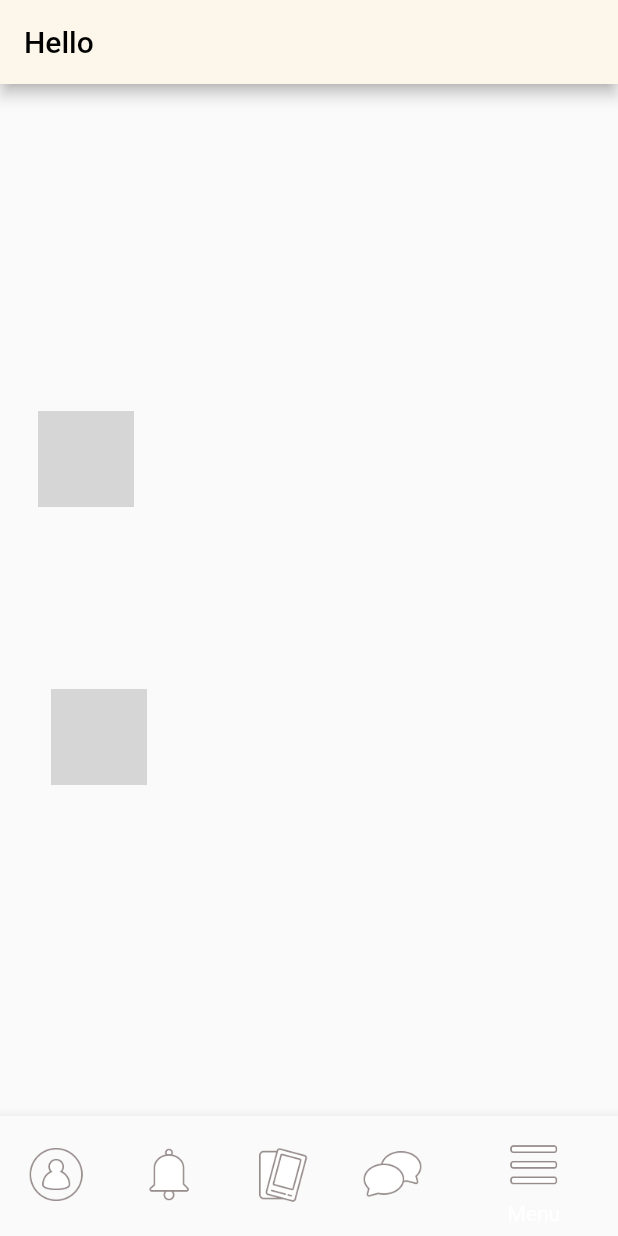
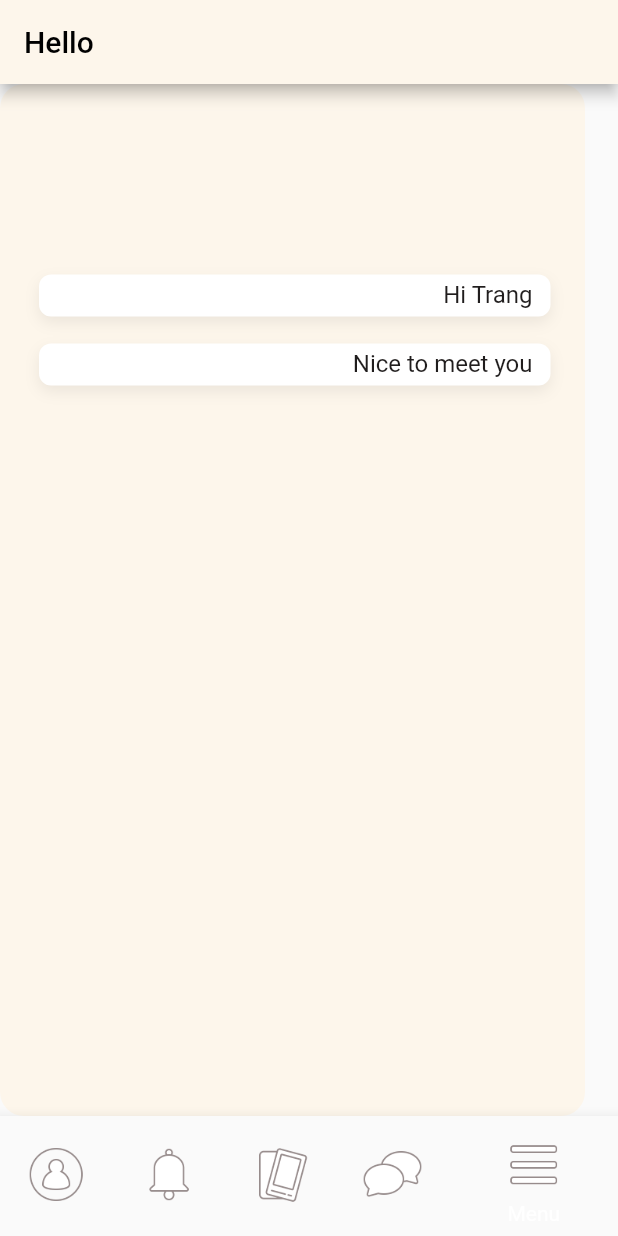
Before and after one commit to PhatDinh/Recontre-App, a Flutter app: the screen it shows after launch, item 5 of the bottom bar chosen, on a phone screen of 412 x 824 dp. Run offline on Flutter 3.47's test engine with Material 2 defaults, Android fonts, the phone set to English and light mode, and no system bars; drawn by our look-alikes of carousel_slider; grey boxes are pictures that could not be loaded.

Commit message:
messageDetails_screen (WIP)

```diff
--- /dev/null
+++ b/lib/screens/messageDetails_screen.dart
@@ -0,0 +1,404 @@
+import 'package:flutter/material.dart';
+
+class ChatBubble extends StatelessWidget {
+  final bool isText; //true = text; false = image;
+  final bool isSender; //true = sender; false = receiver;
+  final String? textContent;
+  final String? imagePath;
+
+  const ChatBubble(
+      {Key? key,
+      required this.isText,
+      required this.isSender,
+      this.textContent,
+      this.imagePath})
+      : super(key: key);
+
+  @override
+  Widget build(BuildContext context) {
+    return Container(
+      alignment: isSender ? Alignment.centerRight : Alignment.centerLeft,
+      decoration: const BoxDecoration(
+        borderRadius: BorderRadius.only(
+          topLeft: Radius.circular(8),
+          topRight: Radius.circular(8),
+          bottomLeft: Radius.circular(8),
+          bottomRight: Radius.circular(8),
+        ),
+        boxShadow: [
+          BoxShadow(
+              color: Color.fromRGBO(33, 28, 28, 0.07999999821186066),
+              offset: Offset(0, 4),
+              blurRadius: 8)
+        ],
+        color: Color.fromRGBO(255, 255, 255, 1),
+      ),
+      padding: const EdgeInsets.symmetric(horizontal: 12, vertical: 6),
+      child: Text(
+        textContent!,
+        textAlign: TextAlign.right,
+        style: const TextStyle(
+            color: Color.fromRGBO(32, 29, 29, 1),
+            fontFamily: 'Roboto',
+            fontSize: 16,
+            letterSpacing: 0,
+            fontWeight: FontWeight.normal,
+            height: 1),
+      ),
+    );
+  }
+}
+
+class MessagedetailsWidget extends StatefulWidget {
+  @override
+  _MessagedetailsWidgetState createState() => _MessagedetailsWidgetState();
+}
+
+class _MessagedetailsWidgetState extends State<MessagedetailsWidget> {
+  @override
+  Widget build(BuildContext context) {
+    return Container(
+        width: 390,
+        height: 844,
+        decoration: BoxDecoration(
+          borderRadius: BorderRadius.only(
+            topLeft: Radius.circular(16),
+            topRight: Radius.circular(16),
+            bottomLeft: Radius.circular(16),
+            bottomRight: Radius.circular(16),
+          ),
+          color: Color.fromRGBO(253, 246, 235, 1),
+        ),
+        child: Stack(children: <Widget>[
+          Positioned(
+            top: 125,
+            left: 24,
+            child: Container(
+                width: 345,
+                height: 500,
+                decoration: const BoxDecoration(
+                  color: Colors.transparent,
+                ),
+                padding: const EdgeInsets.symmetric(horizontal: 2, vertical: 2),
+                child: ListView(
+                    scrollDirection: Axis.vertical,
+                    children: const <Widget>[
+                      ChatBubble(
+                        isText: true,
+                        isSender: true,
+                        textContent: 'Hi Trang',
+                      ),
+                      SizedBox(height: 18),
+                      ChatBubble(
+                        isText: true,
+                        isSender: true,
+                        textContent: 'Nice to meet you',
+                      ),
+                    ])),
+          ),
+
+          /*Positioned(
+              top: 321,
+              left: 70,
+              child: Container(
+                  width: 211,
+                  height: 176,
+                  decoration: BoxDecoration(
+                    borderRadius: BorderRadius.only(
+                      topLeft: Radius.circular(8),
+                      topRight: Radius.circular(8),
+                      bottomLeft: Radius.circular(8),
+                      bottomRight: Radius.circular(8),
+                    ),
+                    image: DecorationImage(
+                        image: AssetImage('assets/images/Chatimage.png'),
+                        fit: BoxFit.fitWidth),
+                  ))),
+
+          Positioned(
+              top: 461,
+              left: 24,
+              child: Container(
+                  width: 36,
+                  height: 36,
+                  decoration: BoxDecoration(
+                    image: DecorationImage(
+                        image: AssetImage('assets/avatar/Male1.jpg'),
+                        fit: BoxFit.fitWidth),
+                    borderRadius: BorderRadius.all(Radius.elliptical(36, 36)),
+                  ))),
+
+          //Positioned(top: 756, left: 0, child: null),
+
+          /*
+          Positioned(
+              top: 33,
+              left: 0,
+              child: Container(
+                decoration: BoxDecoration(
+                  borderRadius: BorderRadius.only(
+                    topLeft: Radius.circular(0),
+                    topRight: Radius.circular(0),
+                    bottomLeft: Radius.circular(8),
+                    bottomRight: Radius.circular(8),
+                  ),
+                  boxShadow: [
+                    BoxShadow(
+                        color: Color.fromRGBO(48, 41, 41, 0.07999999821186066),
+                        offset: Offset(0, 4),
+                        blurRadius: 8)
+                  ],
+                  color: Color.fromRGBO(255, 255, 255, 1),
+                ),
+                padding: EdgeInsets.symmetric(horizontal: 18, vertical: 8),
+                child: Row(
+                  mainAxisSize: MainAxisSize.min,
+                  children: <Widget>[
+                    Container(
+                      decoration: BoxDecoration(
+                        color: Color.fromRGBO(255, 255, 255, 1),
+                      ),
+                      padding: EdgeInsets.symmetric(horizontal: 0, vertical: 0),
+                      child: Row(
+                        mainAxisSize: MainAxisSize.min,
+                        children: <Widget>[
+                          null,
+                          SizedBox(width: 16),
+                          null,
+                          SizedBox(width: 16),
+                          Text(
+                            'Minh Trang',
+                            textAlign: TextAlign.left,
+                            style: TextStyle(
+                                color: Color.fromRGBO(32, 29, 29, 1),
+                                fontFamily: 'Roboto',
+                                fontSize: 20,
+                                letterSpacing:
+                                    0 /*percentages not used in flutter. defaulting to zero*/,
+                                fontWeight: FontWeight.normal,
+                                height: 1),
+                          ),
+                        ],
+                      ),
+                    ),
+                    SizedBox(width: 50),
+                    Container(
+                        width: 100,
+                        height: 48.000003814697266,
+                        decoration: BoxDecoration(
+                          color: Color.fromRGBO(255, 255, 255, 1),
+                        ),
+                        child: Stack(children: <Widget>[
+                          Positioned(
+                              top: 0.000004196293048153166,
+                              left: 52,
+                              child: null),
+                          Positioned(
+                              top: 48.000003814697266, left: 48, child: null),
+                        ])),
+                  ],
+                ),
+              )),*/
+
+          //Positioned(top: 0, left: 0, child: null),
+
+          Positioned(
+              top: 515,
+              left: 199,
+              child: Container(
+                decoration: BoxDecoration(
+                  borderRadius: BorderRadius.only(
+                    topLeft: Radius.circular(8),
+                    topRight: Radius.circular(8),
+                    bottomLeft: Radius.circular(8),
+                    bottomRight: Radius.circular(8),
+                  ),
+                  boxShadow: [
+                    BoxShadow(
+                        color: Color.fromRGBO(33, 28, 28, 0.07999999821186066),
+                        offset: Offset(0, 4),
+                        blurRadius: 8)
+                  ],
+                  color: Color.fromRGBO(255, 255, 255, 1),
+                ),
+                padding: EdgeInsets.symmetric(horizontal: 12, vertical: 6),
+                child: Row(
+                  mainAxisSize: MainAxisSize.min,
+                  children: <Widget>[
+                    Text(
+                      'OK maybe next time',
+                      textAlign: TextAlign.right,
+                      style: TextStyle(
+                          color: Color.fromRGBO(32, 29, 29, 1),
+                          fontFamily: 'Roboto',
+                          fontSize: 16,
+                          letterSpacing:
+                              0 /*percentages not used in flutter. defaulting to zero*/,
+                          fontWeight: FontWeight.normal,
+                          height: 1),
+                    ),
+                  ],
+                ),
+              )),
+
+          Positioned(
+              top: 272,
+              left: 70,
+              child: Container(
+                decoration: BoxDecoration(
+                  borderRadius: BorderRadius.only(
+                    topLeft: Radius.circular(8),
+                    topRight: Radius.circular(8),
+                    bottomLeft: Radius.circular(8),
+                    bottomRight: Radius.circular(8),
+                  ),
+                  boxShadow: [
+                    BoxShadow(
+                        color: Color.fromRGBO(33, 28, 28, 0.07999999821186066),
+                        offset: Offset(0, 4),
+                        blurRadius: 8)
+                  ],
+                  gradient: LinearGradient(
+                      begin: Alignment(0.5, 0.5),
+                      end: Alignment(-0.5, 0.5),
+                      colors: [
+                        Color.fromRGBO(239, 180, 28, 1),
+                        Color.fromRGBO(251, 135, 1, 1)
+                      ]),
+                ),
+                padding: EdgeInsets.symmetric(horizontal: 12, vertical: 6),
+                child: Row(
+                  mainAxisSize: MainAxisSize.min,
+                  children: <Widget>[
+                    Text(
+                      'Sorry, I’m at work :(',
+                      textAlign: TextAlign.left,
+                      style: TextStyle(
+                          color: Color.fromRGBO(255, 255, 255, 1),
+                          fontFamily: 'Roboto',
+                          fontSize: 16,
+                          letterSpacing:
+                              0 /*percentages not used in flutter. defaulting to zero*/,
+                          fontWeight: FontWeight.normal,
+                          height: 1),
+                    ),
+                  ],
+                ),
+              )),
+          Positioned(
+              top: 223,
+              left: 282,
+              child: Container(
+                decoration: BoxDecoration(
+                  borderRadius: BorderRadius.only(
+                    topLeft: Radius.circular(8),
+                    topRight: Radius.circular(8),
+                    bottomLeft: Radius.circular(8),
+                    bottomRight: Radius.circular(8),
+                  ),
+                  boxShadow: [
+                    BoxShadow(
+                        color: Color.fromRGBO(33, 28, 28, 0.07999999821186066),
+                        offset: Offset(0, 4),
+                        blurRadius: 8)
+                  ],
+                  color: Color.fromRGBO(255, 255, 255, 1),
+                ),
+                padding: EdgeInsets.symmetric(horizontal: 12, vertical: 6),
+                child: Row(
+                  mainAxisSize: MainAxisSize.min,
+                  children: <Widget>[
+                    Text(
+                      'You OK?',
+                      textAlign: TextAlign.right,
+                      style: TextStyle(
+                          color: Color.fromRGBO(32, 29, 29, 1),
+                          fontFamily: 'Roboto',
+                          fontSize: 16,
+                          letterSpacing:
+                              0 /*percentages not used in flutter. defaulting to zero*/,
+                          fontWeight: FontWeight.normal,
+                          height: 1),
+                    ),
+                  ],
+                ),
+              )),
+          Positioned(
+              top: 174,
+              left: 85,
+              child: Container(
+                decoration: BoxDecoration(
+                  borderRadius: BorderRadius.only(
+                    topLeft: Radius.circular(8),
+                    topRight: Radius.circular(8),
+                    bottomLeft: Radius.circular(8),
+                    bottomRight: Radius.circular(8),
+                  ),
+                  boxShadow: [
+                    BoxShadow(
+                        color: Color.fromRGBO(33, 28, 28, 0.07999999821186066),
+                        offset: Offset(0, 4),
+                        blurRadius: 8)
+                  ],
+                  color: Color.fromRGBO(255, 255, 255, 1),
+                ),
+                padding: EdgeInsets.symmetric(horizontal: 12, vertical: 6),
+                child: Row(
+                  mainAxisSize: MainAxisSize.min,
+                  children: <Widget>[
+                    Text(
+                      'Can we meet at the station, 8pm? :))',
+                      textAlign: TextAlign.right,
+                      style: TextStyle(
+                          color: Color.fromRGBO(32, 29, 29, 1),
+                          fontFamily: 'Roboto',
+                          fontSize: 16,
+                          letterSpacing:
+                              0 /*percentages not used in flutter. defaulting to zero*/,
+                          fontWeight: FontWeight.normal,
+                          height: 1),
+                    ),
+                  ],
+                ),
+              )),
+          Positioned(
+              top: 125,
+              left: 260,
+              child: Container(
+                decoration: BoxDecoration(
+                  borderRadius: BorderRadius.only(
+                    topLeft: Radius.circular(8),
+                    topRight: Radius.circular(8),
+                    bottomLeft: Radius.circular(8),
+                    bottomRight: Radius.circular(8),
+                  ),
+                  boxShadow: [
+                    BoxShadow(
+                        color: Color.fromRGBO(33, 28, 28, 0.07999999821186066),
+                        offset: Offset(0, 4),
+                        blurRadius: 8)
+                  ],
+                  color: Color.fromRGBO(255, 255, 255, 1),
+                ),
+                padding: EdgeInsets.symmetric(horizontal: 12, vertical: 6),
+                child: Row(
+                  mainAxisSize: MainAxisSize.min,
+                  children: <Widget>[
+                    Text(
+                      'Hello Trang',
+                      textAlign: TextAlign.right,
+                      style: TextStyle(
+                          color: Color.fromRGBO(32, 29, 29, 1),
+                          fontFamily: 'Roboto',
+                          fontSize: 16,
+                          letterSpacing:
+                              0 /*percentages not used in flutter. defaulting to zero*/,
+                          fontWeight: FontWeight.normal,
+                          height: 1),
+                    ),
+                  ],
+                ),
+              )),*/
+        ]));
+  }
+}
--- a/lib/screens/messageList_screen.dart
+++ b/lib/screens/messageList_screen.dart
@@ -1,4 +1,19 @@
 import 'package:flutter/material.dart';
+
+class PeopleAvatar extends StatelessWidget {
+  final String imagePath;
+
+  const PeopleAvatar({Key? key, required this.imagePath}) : super(key: key);
+
+  @override
+  Widget build(BuildContext context) {
+    return CircleAvatar(
+      radius: 32,
+      backgroundImage: AssetImage(imagePath),
+      backgroundColor: Colors.transparent,
+    );
+  }
+}
 
 class MatchPeople extends StatelessWidget {
   final String imagePath;
@@ -10,11 +25,7 @@ class MatchPeople extends StatelessWidget {
   @override
   Widget build(BuildContext context) {
     return Column(mainAxisSize: MainAxisSize.min, children: <Widget>[
-      CircleAvatar(
-        radius: 32,
-        backgroundImage: AssetImage(imagePath),
-        backgroundColor: Colors.transparent,
-      ),
+      PeopleAvatar(imagePath: imagePath),
       const SizedBox(height: 10),
       SizedBox(
         width: 64,
@@ -66,11 +77,7 @@ class Conversation extends StatelessWidget {
       ),
       padding: const EdgeInsets.symmetric(horizontal: 8, vertical: 8),
       child: Row(mainAxisSize: MainAxisSize.min, children: <Widget>[
-        CircleAvatar(
-          radius: 32,
-          backgroundImage: AssetImage(imagePath),
-          backgroundColor: Colors.transparent,
-        ),
+        PeopleAvatar(imagePath: imagePath),
         const SizedBox(height: 20, width: 10),
         Column(
           crossAxisAlignment: CrossAxisAlignment.start,
@@ -345,7 +352,7 @@ class _MessagelistWidgetState extends State<MessagelistWidget> {
             top: 393,
             left: 24,
             child: Container(
-              width: 342,
+              width: 345,
               height: 319,
               decoration: const BoxDecoration(
                 color: Colors.transparent,
--- a/lib/screens/root_screen.dart
+++ b/lib/screens/root_screen.dart
@@ -1,4 +1,5 @@
 import 'package:flutter/material.dart';
+import 'package:recontre/screens/messageDetails_screen.dart';
 import 'package:recontre/screens/messageList_screen.dart';
 import 'package:recontre/screens/profile/profile_screen.dart';
 
@@ -25,7 +26,8 @@ class _RootScreenState extends State<RootScreen> {
         ProfileScreen(),
         ProfileScreen(),
         ProfileScreen(),
-        MessagelistWidget()
+        MessagelistWidget(),
+        MessagedetailsWidget()
       ],
     );
   }
```
